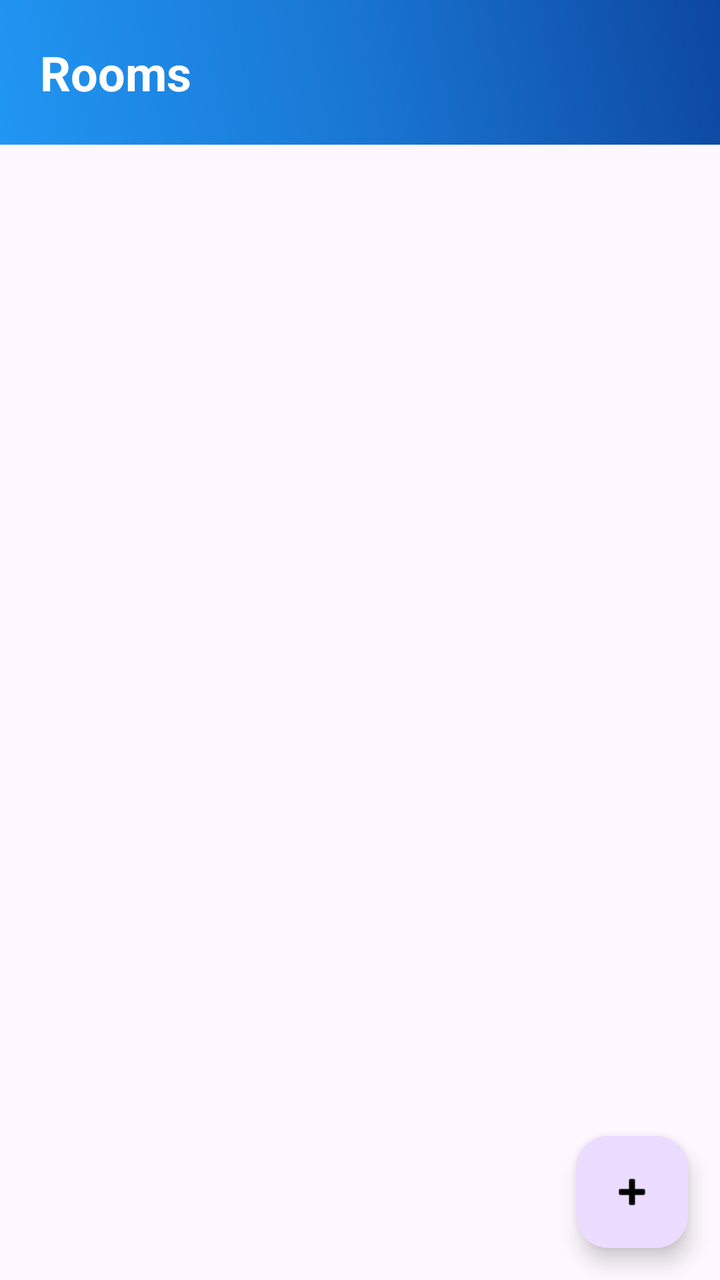
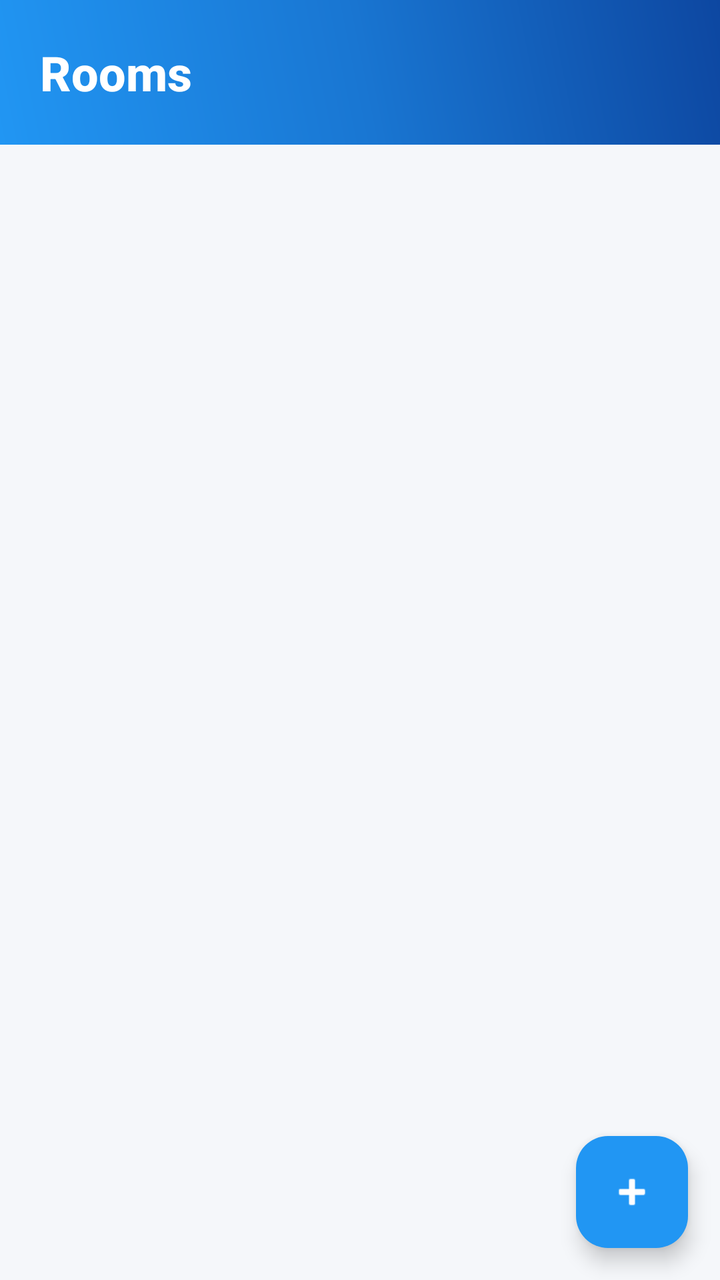

The first picture is an Android layout as it rendered before a commit; the second is the same layout after the commit. The layout source and the unified diff follow.
<!-- AndroidManifest.xml: application theme Theme.RentMangment -->
<!-- res/layout/fragment_rooms.xml -->
<?xml version="1.0" encoding="utf-8"?>
<androidx.coordinatorlayout.widget.CoordinatorLayout xmlns:android="http://schemas.android.com/apk/res/android"
    xmlns:app="http://schemas.android.com/apk/res-auto"
    android:layout_width="match_parent"
    android:layout_height="match_parent">
<RelativeLayout
    android:layout_width="match_parent"
    android:layout_height="wrap_content"
    android:background="@drawable/nav_header_gradient"
    android:padding="20dp">
    
    <TextView
        android:id="@+id/tv_rooms_title"
        android:layout_width="wrap_content"
        android:layout_height="wrap_content"
        android:layout_centerVertical="true"
        android:text="Rooms"
        android:textSize="24sp"
        android:textStyle="bold"
        android:textColor="@android:color/white"  />

</RelativeLayout>
    
    <androidx.recyclerview.widget.RecyclerView
        android:id="@+id/rvRooms"
        android:layout_width="match_parent"
        android:layout_height="match_parent"
        android:layout_marginTop="100dp"

        android:padding="8dp"
        app:layout_behavior="@string/appbar_scrolling_view_behavior" />

    
    <com.google.android.material.floatingactionbutton.FloatingActionButton
        android:id="@+id/fab_add_room"
        android:layout_width="wrap_content"
        android:layout_height="wrap_content"
        android:contentDescription="Add Room"
        android:src="@android:drawable/ic_input_add"
        app:tint="@android:color/black"
        app:layout_anchorGravity="bottom|end"
        app:layout_anchor="@id/rvRooms"
        android:layout_margin="16dp" />
</androidx.coordinatorlayout.widget.CoordinatorLayout>
<!-- resources referenced by this layout -->
<resources>
  <!-- drawable nav_header_gradient (drawable) -->
  <?xml version="1.0" encoding="utf-8"?>
  <shape xmlns:android="http://schemas.android.com/apk/res/android">
      <gradient
          android:angle="45"
          android:startColor="#2196F3"
          android:centerColor="#1976D2"
          android:endColor="#0D47A1"
          android:type="linear" />
  </shape>
  <style name="Theme.RentMangment" parent="Base.Theme.RentMangment" />
  <style name="Base.Theme.RentMangment" parent="Theme.Material3.DayNight.NoActionBar">
          
          
      </style>
</resources>

<!-- the commit's change to res/layout/fragment_rooms.xml (unified diff, before → after) -->
@@ -2,43 +2,106 @@
 <androidx.coordinatorlayout.widget.CoordinatorLayout xmlns:android="http://schemas.android.com/apk/res/android"
     xmlns:app="http://schemas.android.com/apk/res-auto"
     android:layout_width="match_parent"
-    android:layout_height="match_parent">
-<RelativeLayout
-    android:layout_width="match_parent"
-    android:layout_height="wrap_content"
-    android:background="@drawable/nav_header_gradient"
-    android:padding="20dp">
+    android:layout_height="match_parent"
+    android:background="#F5F7FA"
+    android:fitsSystemWindows="true">
+
     
-    <TextView
-        android:id="@+id/tv_rooms_title"
-        android:layout_width="wrap_content"
+    <com.google.android.material.appbar.AppBarLayout
+        android:id="@+id/appBarLayout"
+        android:layout_width="match_parent"
         android:layout_height="wrap_content"
-        android:layout_centerVertical="true"
-        android:text="Rooms"
-        android:textSize="24sp"
-        android:textStyle="bold"
-        android:textColor="@android:color/white"  />
+        android:elevation="4dp"
+        android:fitsSystemWindows="true"
+        app:elevation="4dp">
 
-</RelativeLayout>
+        <RelativeLayout
+            android:layout_width="match_parent"
+            android:layout_height="wrap_content"
+            android:background="@drawable/nav_header_gradient"
+            android:padding="20dp">
+
+            <TextView
+                android:id="@+id/tv_rooms_title"
+                android:layout_width="wrap_content"
+                android:layout_height="wrap_content"
+                android:layout_centerVertical="true"
+                android:text="Rooms"
+                android:textSize="24sp"
+                android:textStyle="bold"
+                android:textColor="@android:color/white"
+                android:fontFamily="sans-serif-medium" />
+
+        </RelativeLayout>
+
+    </com.google.android.material.appbar.AppBarLayout>
+
     
     <androidx.recyclerview.widget.RecyclerView
         android:id="@+id/rvRooms"
         android:layout_width="match_parent"
         android:layout_height="match_parent"
+        android:padding="8dp"
+        android:layout_margin="8dp"
+        android:clipToPadding="false"
+        android:scrollbars="vertical"
+        app:layout_behavior="@string/appbar_scrolling_view_behavior" />
+
+    
+    <LinearLayout
+        android:id="@+id/emptyStateLayout"
+        android:layout_width="match_parent"
+        android:layout_height="wrap_content"
         android:layout_marginTop="100dp"
+        android:orientation="vertical"
+        android:gravity="center"
+        android:visibility="gone"
+        android:padding="32dp"
+        app:layout_behavior="@string/appbar_scrolling_view_behavior">
 
-        android:padding="8dp"
-        app:layout_behavior="@string/appbar_scrolling_view_behavior" />
+        <ImageView
+            android:layout_width="120dp"
+            android:layout_height="120dp"
+            android:src="@drawable/ic_room"
+            android:alpha="0.3"
+            app:tint="#BDBDBD" />
+
+        <TextView
+            android:layout_width="wrap_content"
+            android:layout_height="wrap_content"
+            android:text="No rooms available"
+            android:textSize="20sp"
+            android:textStyle="bold"
+            android:textColor="#757575"
+            android:layout_marginTop="20dp"
+            android:fontFamily="sans-serif-medium" />
+
+        <TextView
+            android:layout_width="wrap_content"
+            android:layout_height="wrap_content"
+            android:text="Tap the + button to add your first room"
+            android:textSize="14sp"
+            android:textColor="#9E9E9E"
+            android:layout_marginTop="8dp"
+            android:gravity="center"
+            android:fontFamily="sans-serif" />
+
+    </LinearLayout>
 
     
     <com.google.android.material.floatingactionbutton.FloatingActionButton
         android:id="@+id/fab_add_room"
         android:layout_width="wrap_content"
         android:layout_height="wrap_content"
+        android:layout_gravity="bottom|end"
+        android:layout_margin="16dp"
         android:contentDescription="Add Room"
         android:src="@android:drawable/ic_input_add"
-        app:tint="@android:color/black"
-        app:layout_anchorGravity="bottom|end"
-        app:layout_anchor="@id/rvRooms"
-        android:layout_margin="16dp" />
+        app:tint="@android:color/white"
+        app:backgroundTint="@color/teal_200"
+        app:elevation="6dp"
+        app:pressedTranslationZ="12dp"
+        app:borderWidth="0dp"
+        app:rippleColor="#FFFFFF" />
+
 </androidx.coordinatorlayout.widget.CoordinatorLayout>
<!-- resource entries referenced after the edit -->
@@ -1,5 +1,12 @@
 <!-- resources referenced by this layout -->
 <resources>
+  <color name="teal_200">#2196F3</color>
+  <!-- drawable ic_room (drawable) -->
+  <vector xmlns:android="http://schemas.android.com/apk/res/android" android:height="24dp" android:tint="#000000" android:viewportHeight="24" android:viewportWidth="24" android:width="24dp">
+        
+      <path android:fillColor="@android:color/white" android:pathData="M16,11c1.66,0 2.99,-1.34 2.99,-3S17.66,5 16,5c-1.66,0 -3,1.34 -3,3s1.34,3 3,3zM8,11c1.66,0 2.99,-1.34 2.99,-3S9.66,5 8,5C6.34,5 5,6.34 5,8s1.34,3 3,3zM8,13c-2.33,0 -7,1.17 -7,3.5L1,19h14v-2.5c0,-2.33 -4.67,-3.5 -7,-3.5zM16,13c-0.29,0 -0.62,0.02 -0.97,0.05 1.16,0.84 1.97,1.97 1.97,3.45L17,19h6v-2.5c0,-2.33 -4.67,-3.5 -7,-3.5z"/>
+      
+  </vector>
   <!-- drawable nav_header_gradient (drawable) -->
   <?xml version="1.0" encoding="utf-8"?>
   <shape xmlns:android="http://schemas.android.com/apk/res/android">
